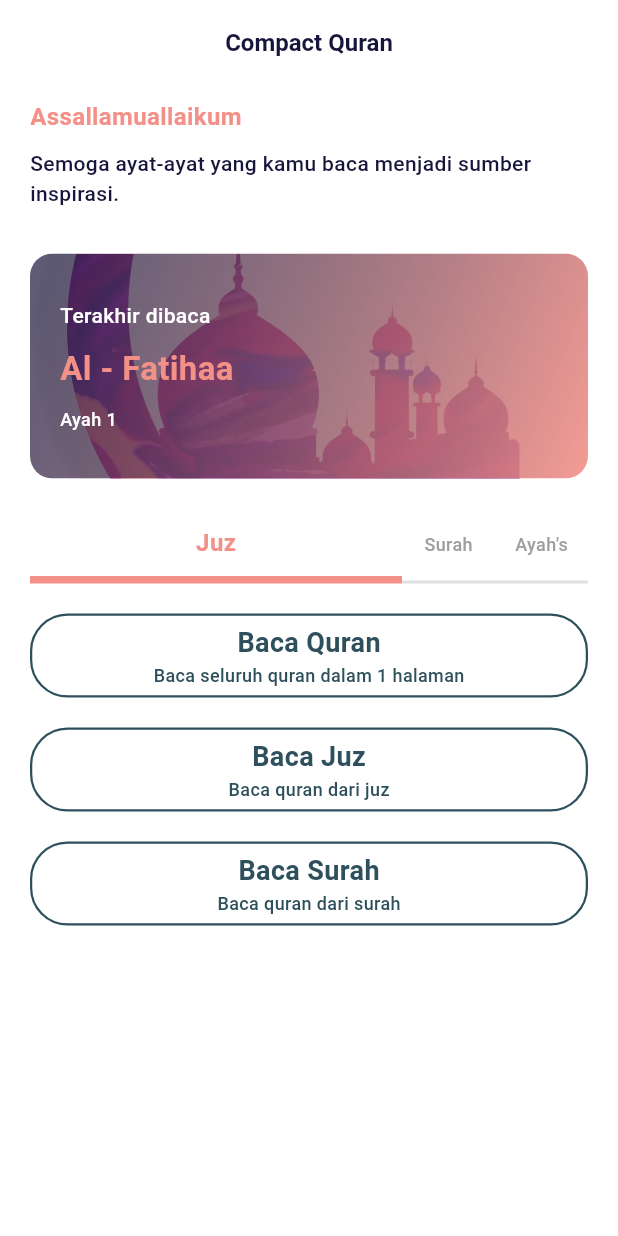
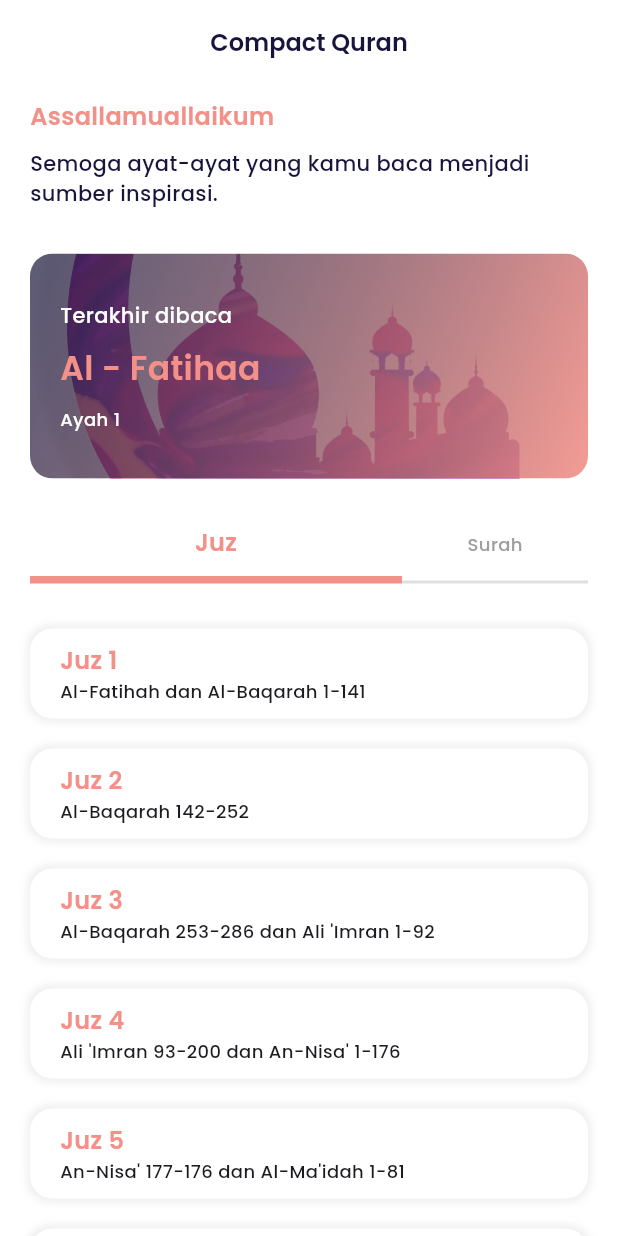
Before and after one commit to nefarha/compact_quran, a Flutter app: the screen it shows after launch, on a phone screen of 412 x 824 dp. Run offline on Flutter 3.47's test engine with Material 3 defaults, Android fonts, the light colour scheme and no system bars; our stand-ins replace get, google_fonts; Roboto replaces fonts that are missing (Ubuntu).

Commit message:
added juz cards

```diff
--- a/lib/app/data/core/enums/e_section_option.dart
+++ b/lib/app/data/core/enums/e_section_option.dart
@@ -1,18 +1,11 @@
 enum ESectionOption {
   juz,
   surah,
-  ayah,
 }
 
 extension ESectionOptionExtension on ESectionOption {
-  String get name {
-    switch (this) {
-      case ESectionOption.juz:
-        return "Juz";
-      case ESectionOption.surah:
-        return "Surah";
-      case ESectionOption.ayah:
-        return "Ayah\'s";
-    }
-  }
+  String get name => switch (this) {
+        ESectionOption.juz => "Juz",
+        ESectionOption.surah => "Surah"
+      };
 }
--- /dev/null
+++ b/lib/app/data/model/juz_model.dart
@@ -0,0 +1,39 @@
+class QuranJuz {
+  final int number;
+  final String name;
+
+  QuranJuz(this.number, this.name);
+
+  static List<QuranJuz> juzList = [
+    QuranJuz(1, "Al-Fatihah dan Al-Baqarah 1-141"),
+    QuranJuz(2, "Al-Baqarah 142-252"),
+    QuranJuz(3, "Al-Baqarah 253-286 dan Ali 'Imran 1-92"),
+    QuranJuz(4, "Ali 'Imran 93-200 dan An-Nisa' 1-176"),
+    QuranJuz(5, "An-Nisa' 177-176 dan Al-Ma'idah 1-81"),
+    QuranJuz(6, "Al-Ma'idah 82-120 dan Al-An'am 1-165"),
+    QuranJuz(7, "Al-A'raf 1-206"),
+    QuranJuz(8, "Al-Anfal 1-75 dan At-Taubah 1-92"),
+    QuranJuz(9, "At-Taubah 93-129 dan Yunus 1-109"),
+    QuranJuz(10, "Hud 1-123 dan Yusuf 1-52"),
+    QuranJuz(11, "Yusuf 53-111 dan Ar-Ra'd 1-43"),
+    QuranJuz(12, "Ibrahim 1-52 dan Al-Hijr 1-99"),
+    QuranJuz(13, "An-Nahl 1-128"),
+    QuranJuz(14, "Al-Isra 1-111 dan Al-Kahf 1-74"),
+    QuranJuz(15, "Al-Kahf 75-110 dan Maryam 1-98"),
+    QuranJuz(16, "Ta-Ha 1-135 dan Al-Anbiya' 1-112"),
+    QuranJuz(17, "Al-Hajj 1-78 dan Al-Mu'minun 1-118"),
+    QuranJuz(18, "An-Nur 1-64 dan Al-Furqan 1-77"),
+    QuranJuz(19, "Asy-Syu'ara 1-227 dan An-Naml 1-93"),
+    QuranJuz(20, "Al-Qasas 1-88 dan Al-Ankabut 1-69"),
+    QuranJuz(21, "Ar-Rum 1-60 dan Luqman 1-34"),
+    QuranJuz(22, "As-Sajda 1-30 dan Al-Ahzab 1-73"),
+    QuranJuz(23, "Saba' 1-54 dan Fatir 1-45"),
+    QuranJuz(24, "Yasin 1-83 dan As-Saffat 1-182"),
+    QuranJuz(25, "Sad 1-88 dan Az-Zumar 1-31"),
+    QuranJuz(26, "Ghafir 1-85 dan Fussilat 1-54"),
+    QuranJuz(27, "Ash-Shura 1-53 dan Az-Zukhruf 1-89"),
+    QuranJuz(28, "Ad-Dukhan 1-59 dan Al-Jasiyah 1-37"),
+    QuranJuz(29, "Al-Ahqaf 1-35 dan Muhammad 1-38"),
+    QuranJuz(30, "Al-Fath 1-29 dan Al-Hujurat 1-18"),
+  ];
+}
--- /dev/null
+++ b/lib/app/modules/home/views/home_juz_view.dart
@@ -0,0 +1,55 @@
+import 'package:compact_quran/app/data/core/styles/text_styles.dart';
+import 'package:compact_quran/app/data/core/utils/color_pallete.dart';
+import 'package:compact_quran/app/data/model/juz_model.dart';
+import 'package:compact_quran/app/modules/home/controllers/home_controller.dart';
+import 'package:flutter/material.dart';
+
+import 'package:get/get.dart';
+
+class HomeJuzView extends GetView<HomeController> {
+  const HomeJuzView({Key? key}) : super(key: key);
+  @override
+  Widget build(BuildContext context) {
+    return Expanded(
+      child: ListView.builder(
+        itemCount: QuranJuz.juzList.length,
+        itemBuilder: (context, index) {
+          QuranJuz juz = QuranJuz.juzList[index];
+          return Container(
+            margin: EdgeInsets.symmetric(horizontal: 20, vertical: 10),
+            width: double.infinity,
+            padding: EdgeInsets.symmetric(horizontal: 20, vertical: 10),
+            decoration: BoxDecoration(
+              color: Colors.white,
+              borderRadius: BorderRadius.circular(
+                15,
+              ),
+              boxShadow: [
+                BoxShadow(
+                  color: Colors.grey.shade200,
+                  spreadRadius: 2,
+                  blurRadius: 4,
+                ),
+              ],
+            ),
+            child: Column(
+              crossAxisAlignment: CrossAxisAlignment.start,
+              children: [
+                Text(
+                  'Juz ${juz.number}',
+                  style: TextStyles.headerStyle.copyWith(
+                    color: ColorPallete.QuranRed,
+                  ),
+                ),
+                Text(
+                  juz.name,
+                  style: TextStyles.bodyStyle,
+                ),
+              ],
+            ),
+          );
+        },
+      ),
+    );
+  }
+}
--- a/lib/app/modules/home/views/home_view.dart
+++ b/lib/app/modules/home/views/home_view.dart
@@ -2,6 +2,7 @@ import 'package:compact_quran/app/data/core/enums/e_section_option.dart';
 import 'package:compact_quran/app/data/core/styles/text_styles.dart';
 import 'package:compact_quran/app/data/core/utils/asset_url.dart';
 import 'package:compact_quran/app/data/core/utils/color_pallete.dart';
+import 'package:compact_quran/app/modules/home/views/home_juz_view.dart';
 import 'package:flutter/cupertino.dart';
 import 'package:flutter/material.dart';
 import 'package:flutter/widgets.dart';
@@ -51,7 +52,10 @@ class HomeView extends GetView<HomeController> {
           ),
           _HomeHeader(),
           _HomeSectionFilter(),
-          _HomeBody(),
+          SizedBox(
+            height: 20,
+          ),
+          HomeJuzView(),
         ],
       ),
     );
@@ -152,7 +156,7 @@ class _HomeSectionFilter extends GetView<HomeController> {
           children: ESectionOption.values
               .map(
                 (e) => Flexible(
-                  flex: controller.sameSection(e) ? 4 : 1,
+                  flex: controller.sameSection(e) ? 2 : 1,
                   child: GestureDetector(
                     onTap: () {
                       controller.changeSection(e);
--- a/lib/main.dart
+++ b/lib/main.dart
@@ -30,7 +30,7 @@ ThemeData compactTextTheme() {
   return ThemeData(
     useMaterial3: true,
     scaffoldBackgroundColor: Colors.white,
-    textTheme: GoogleFonts.ubuntuTextTheme(),
+    textTheme: GoogleFonts.poppinsTextTheme(),
     colorScheme: ColorScheme.fromSeed(
       seedColor: Colors.white,
       surfaceTint: Colors.transparent,
```
